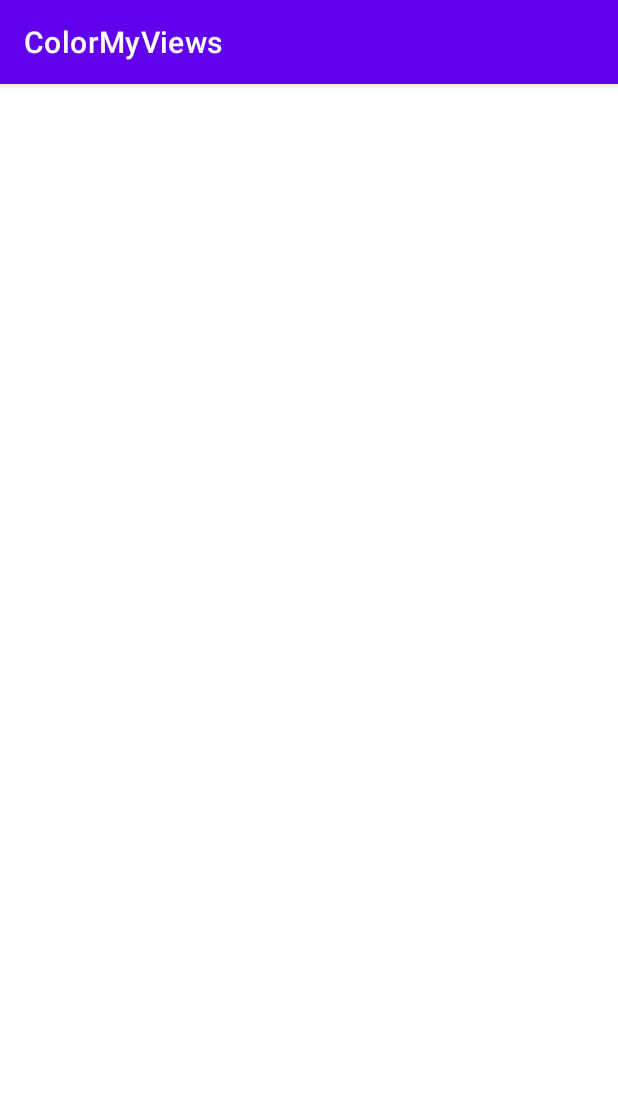
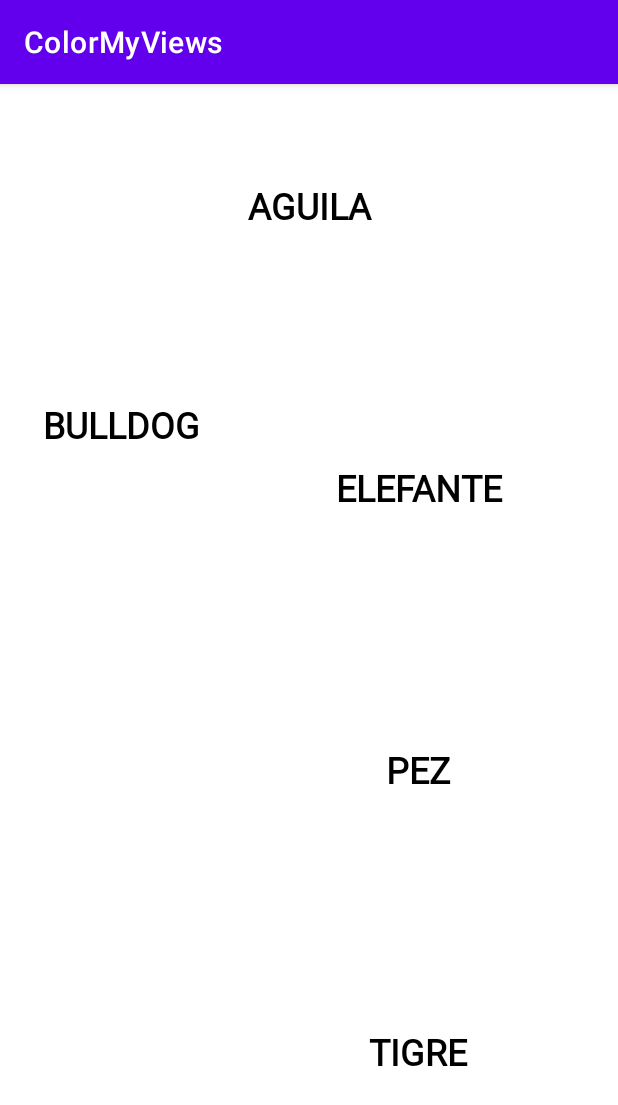
Before and after one commit to antorpo/compumovil_2021-1, an Android app: the screen it shows after launch (MainActivity), on a phone screen of 412 x 824 dp. Shown: the top 1105 px of the screen. Run offline under Robolectric (Android 15) with nearby library versions, the phone set to English and light mode, and no system bars.

Commit message:
Cambio de la funcion makeColored por otra que cambie agregue
una imagen de fondo al TextView parte del Coding Challenge
del Codelab.

```diff
--- a/codelab_01/ColorMyViews/app/src/main/java/com/antorpo/colormyviews/MainActivity.kt
+++ b/codelab_01/ColorMyViews/app/src/main/java/com/antorpo/colormyviews/MainActivity.kt
@@ -4,11 +4,14 @@ import androidx.appcompat.app.AppCompatActivity
 import android.os.Bundle
 import android.view.View
 import android.widget.TextView
+import org.w3c.dom.Text
 
 class MainActivity : AppCompatActivity() {
+    // Primer funcion en llamarse
     override fun onCreate(savedInstanceState: Bundle?) {
         super.onCreate(savedInstanceState)
         setContentView(R.layout.activity_main)
+        setListeners()
     }
 
     private fun makeColored(view: View) {
@@ -21,6 +24,17 @@ class MainActivity : AppCompatActivity() {
             R.id.box_three_text -> view.setBackgroundColor(Color.BLUE)
             R.id.box_four_text -> view.setBackgroundColor(Color.MAGENTA)
             R.id.box_five_text -> view.setBackgroundColor(Color.BLUE)
+            else -> view.setBackgroundColor(Color.LTGRAY) // Equivalente al default en Java
+        }
+    }
+
+    private fun makeDrawable(view: View){
+        when(view.id){
+            R.id.box_one_text -> view.setBackgroundResource(R.drawable.aguila_image)
+            R.id.box_two_text -> view.setBackgroundResource(R.drawable.buldog_image)
+            R.id.box_three_text -> view.setBackgroundResource(R.drawable.elefante_image)
+            R.id.box_four_text -> view.setBackgroundResource(R.drawable.pirana_image)
+            R.id.box_five_text -> view.setBackgroundResource(R.drawable.tigre_image)
             else -> view.setBackgroundColor(Color.LTGRAY) // Equivalente al default en Java
         }
     }
@@ -46,7 +60,7 @@ class MainActivity : AppCompatActivity() {
         // cada view va a tener un click listener que va a invocar la funcion makeColored la
         // cual dependiendo del id del elemento presionado va a cambiar su color
         for (item in clickableViews) {
-            item.setOnClickListener { makeColored(it) }
+            item.setOnClickListener { makeDrawable(it) }
         }
 
         }
--- a/codelab_01/ColorMyViews/app/src/main/res/layout/activity_main.xml
+++ b/codelab_01/ColorMyViews/app/src/main/res/layout/activity_main.xml
@@ -11,7 +11,7 @@
         android:id="@+id/box_one_text"
         style="@style/whiteBox"
         android:layout_width="0dp"
-        android:layout_height="wrap_content"
+        android:layout_height="130dp"
         android:layout_marginStart="@dimen/margin_wide"
         android:layout_marginTop="@dimen/margin_wide"
         android:layout_marginEnd="@dimen/margin_wide"
@@ -19,7 +19,8 @@
         android:text="@string/box_one"
         app:layout_constraintLeft_toLeftOf="parent"
         app:layout_constraintRight_toRightOf="parent"
-        app:layout_constraintTop_toTopOf="parent" />
+        app:layout_constraintTop_toTopOf="parent"
+        android:gravity="center" />
 
     <TextView
         android:id="@+id/box_two_text"
@@ -28,6 +29,7 @@
         android:layout_height="130dp"
         android:layout_marginStart="16dp"
         android:layout_marginTop="16dp"
+        android:gravity="center"
         android:text="@string/box_two"
         app:layout_constraintStart_toStartOf="parent"
         app:layout_constraintTop_toBottomOf="@+id/box_one_text" />
@@ -36,21 +38,22 @@
     <TextView
         android:id="@+id/box_three_text"
         style="@style/whiteBox"
-        android:layout_width="0dp"
-        android:layout_height="wrap_content"
+        android:layout_width="130dp"
+        android:layout_height="130dp"
         android:layout_marginStart="@dimen/margin_wide"
         android:layout_marginEnd="@dimen/margin_wide"
         android:text="@string/box_three"
         app:layout_constraintBottom_toTopOf="@+id/box_four_text"
         app:layout_constraintEnd_toEndOf="parent"
         app:layout_constraintStart_toEndOf="@+id/box_two_text"
-        app:layout_constraintTop_toTopOf="@+id/box_two_text" />
+        app:layout_constraintTop_toTopOf="@+id/box_two_text"
+        android:gravity="center" />
 
     <TextView
         android:id="@+id/box_four_text"
         style="@style/whiteBox"
-        android:layout_width="0dp"
-        android:layout_height="wrap_content"
+        android:layout_width="130dp"
+        android:layout_height="130dp"
         android:layout_marginStart="@dimen/margin_wide"
         android:layout_marginEnd="@dimen/margin_wide"
         android:layout_marginTop="@dimen/margin_wide"
@@ -59,19 +62,22 @@
         app:layout_constraintBottom_toTopOf="@+id/box_five_text"
         app:layout_constraintEnd_toEndOf="parent"
         app:layout_constraintStart_toEndOf="@+id/box_two_text"
-        app:layout_constraintTop_toBottomOf="@+id/box_three_text" />
+        app:layout_constraintTop_toBottomOf="@+id/box_three_text"
+        android:gravity="center" />
 
     <TextView
         android:id="@+id/box_five_text"
         style="@style/whiteBox"
-        android:layout_width="0dp"
-        android:layout_height="wrap_content"
+        android:layout_width="130dp"
+        android:layout_height="130dp"
         android:layout_marginStart="@dimen/margin_wide"
         android:layout_marginEnd="@dimen/margin_wide"
+        android:layout_marginBottom="16dp"
         android:text="@string/box_five"
-        app:layout_constraintBottom_toBottomOf="@+id/box_two_text"
+        app:layout_constraintBottom_toBottomOf="parent"
         app:layout_constraintEnd_toEndOf="parent"
         app:layout_constraintStart_toEndOf="@+id/box_two_text"
-        app:layout_constraintTop_toBottomOf="@+id/box_four_text" />
+        app:layout_constraintTop_toBottomOf="@+id/box_four_text"
+        android:gravity="center" />
 
 </androidx.constraintlayout.widget.ConstraintLayout>
--- a/codelab_01/ColorMyViews/app/src/main/res/values/strings.xml
+++ b/codelab_01/ColorMyViews/app/src/main/res/values/strings.xml
@@ -1,8 +1,8 @@
 <resources>
     <string name="app_name">ColorMyViews</string>
-    <string name="box_one">Box One</string>
-    <string name="box_two">Box Two</string>
-    <string name="box_three">Box Three</string>
-    <string name="box_four">Box Four</string>
-    <string name="box_five">Box Five</string>
+    <string name="box_one">AGUILA</string>
+    <string name="box_two">BULLDOG</string>
+    <string name="box_three">ELEFANTE</string>
+    <string name="box_four">PEZ</string>
+    <string name="box_five">TIGRE</string>
 </resources>
--- a/codelab_01/ColorMyViews/app/src/main/res/values/styles.xml
+++ b/codelab_01/ColorMyViews/app/src/main/res/values/styles.xml
@@ -5,7 +5,7 @@
         <item name="android:textAlignment">center</item>
         <item name="android:textSize">@dimen/box_text_size</item>
         <item name="android:textStyle">bold</item>
-        <item name="android:textColor">@android:color/white</item>
+        <item name="android:textColor">@android:color/black</item>
         <item name="android:fontFamily">@font/roboto</item>
     </style>
 </resources>
```
Also changed, not shown: codelab_01/ColorMyViews/app/src/main/res/drawable/aguila_image.png (added), codelab_01/ColorMyViews/app/src/main/res/drawable/buldog_image.png (added), codelab_01/ColorMyViews/app/src/main/res/drawable/elefante_image.png (added), codelab_01/ColorMyViews/app/src/main/res/drawable/pirana_image.png (added), codelab_01/ColorMyViews/app/src/main/res/drawable/tigre_image.png (added).
